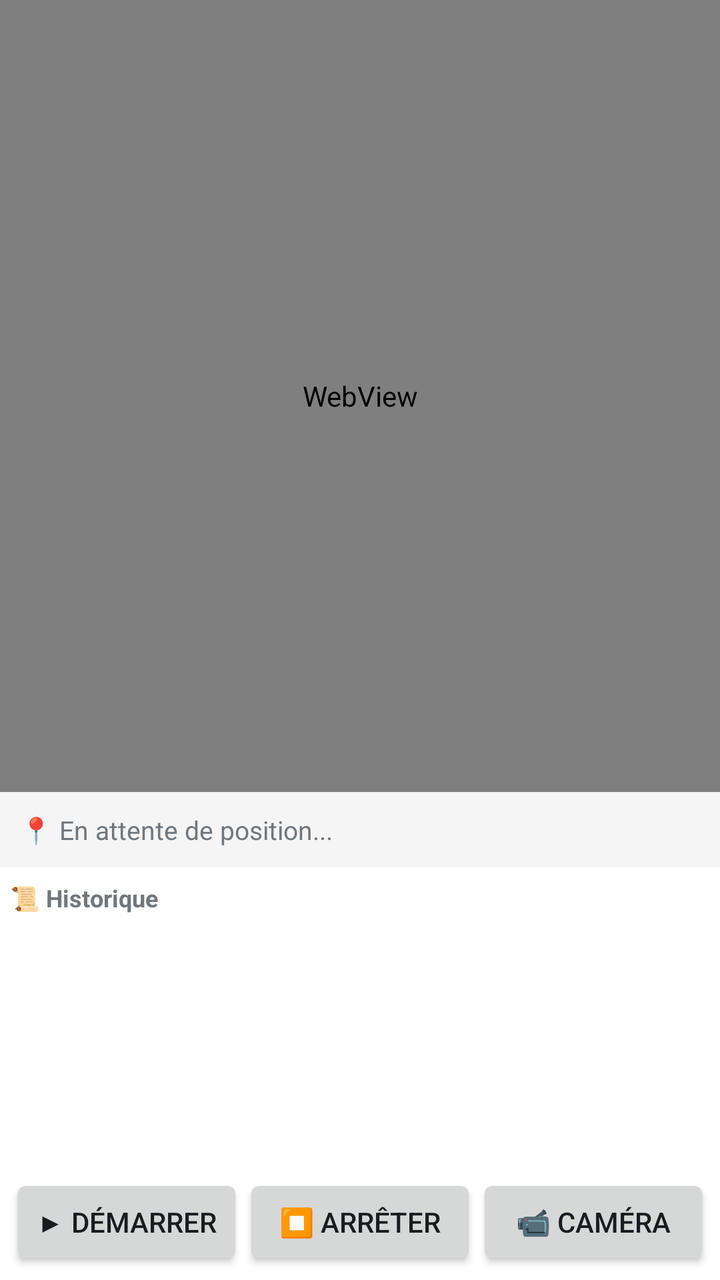
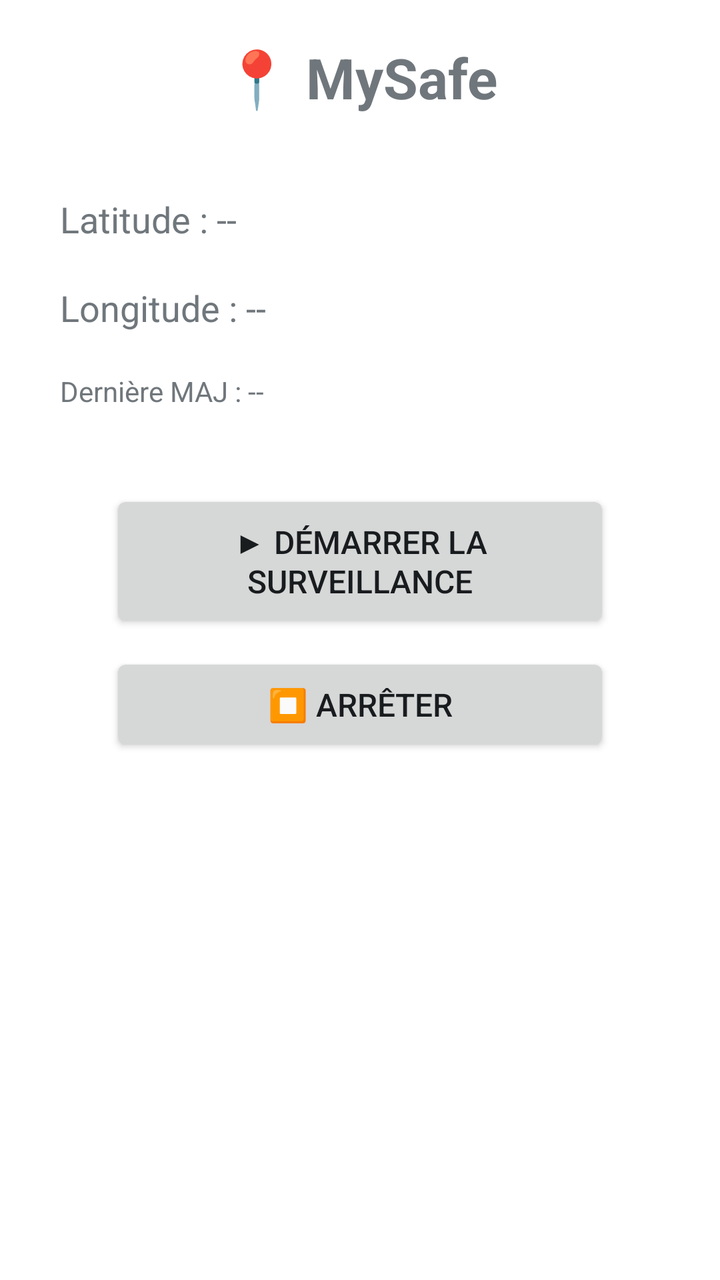

Screens rendered from an Android XML layout before and after an edit, with the pre-edit source and the edit as a unified diff.
<!-- AndroidManifest.xml: application theme android:Theme.DeviceDefault.Light -->
<!-- res/layout/activity_main.xml -->
<?xml version="1.0" encoding="utf-8"?>
<LinearLayout xmlns:android="http://schemas.android.com/apk/res/android"
    android:layout_width="match_parent"
    android:layout_height="match_parent"
    android:orientation="vertical"
    android:background="#FFFFFF">

    
    <WebView
        android:id="@+id/map_webview"
        android:layout_width="match_parent"
        android:layout_height="0dp"
        android:layout_weight="1"/>

    
    <TextView
        android:id="@+id/position_tv"
        android:layout_width="match_parent"
        android:layout_height="wrap_content"
        android:text="📍 En attente de position..."
        android:padding="10dp"
        android:textSize="13sp"
        android:background="#F5F5F5"/>

    
    <TextView
        android:layout_width="match_parent"
        android:layout_height="wrap_content"
        android:text="📜 Historique"
        android:textSize="12sp"
        android:textStyle="bold"
        android:padding="5dp"
        android:layout_marginTop="2dp"/>

    <ListView
        android:id="@+id/history_list"
        android:layout_width="match_parent"
        android:layout_height="120dp"/>

    
    <LinearLayout
        android:layout_width="match_parent"
        android:layout_height="wrap_content"
        android:orientation="horizontal"
        android:padding="5dp">

        <Button
            android:id="@+id/start_btn"
            android:layout_width="0dp"
            android:layout_height="wrap_content"
            android:layout_weight="1"
            android:text="▶ Démarrer"/>

        <Button
            android:id="@+id/stop_btn"
            android:layout_width="0dp"
            android:layout_height="wrap_content"
            android:layout_weight="1"
            android:text="⏹ Arrêter"/>

        <Button
            android:id="@+id/camera_btn"
            android:layout_width="0dp"
            android:layout_height="wrap_content"
            android:layout_weight="1"
            android:text="📹 Caméra"/>
    </LinearLayout>

</LinearLayout>
<!-- resources referenced by this layout -->
<resources>

</resources>

<!-- the commit's change to res/layout/activity_main.xml (unified diff, before → after) -->
@@ -3,67 +3,58 @@
     android:layout_width="match_parent"
     android:layout_height="match_parent"
     android:orientation="vertical"
-    android:background="#FFFFFF">
+    android:background="#FFFFFF"
+    android:padding="20dp"
+    android:gravity="center_horizontal">
 
-    
-    <WebView
-        android:id="@+id/map_webview"
-        android:layout_width="match_parent"
-        android:layout_height="0dp"
-        android:layout_weight="1"/>
+    <TextView
+        android:layout_width="wrap_content"
+        android:layout_height="wrap_content"
+        android:text="📍 MySafe"
+        android:textSize="28sp"
+        android:textStyle="bold"
+        android:layout_marginBottom="30dp"/>
 
-    
     <TextView
-        android:id="@+id/position_tv"
+        android:id="@+id/lat_tv"
         android:layout_width="match_parent"
         android:layout_height="wrap_content"
-        android:text="📍 En attente de position..."
-        android:padding="10dp"
-        android:textSize="13sp"
-        android:background="#F5F5F5"/>
+        android:text="Latitude : --"
+        android:textSize="18sp"
+        android:padding="10dp"/>
 
-    
     <TextView
+        android:id="@+id/lon_tv"
         android:layout_width="match_parent"
         android:layout_height="wrap_content"
-        android:text="📜 Historique"
-        android:textSize="12sp"
-        android:textStyle="bold"
-        android:padding="5dp"
-        android:layout_marginTop="2dp"/>
+        android:text="Longitude : --"
+        android:textSize="18sp"
+        android:padding="10dp"/>
 
-    <ListView
-        android:id="@+id/history_list"
-        android:layout_width="match_parent"
-        android:layout_height="120dp"/>
-
-    
-    <LinearLayout
+    <TextView
+        android:id="@+id/time_tv"
         android:layout_width="match_parent"
         android:layout_height="wrap_content"
-        android:orientation="horizontal"
-        android:padding="5dp">
+        android:text="Dernière MAJ : --"
+        android:textSize="14sp"
+        android:padding="10dp"/>
 
-        <Button
-            android:id="@+id/start_btn"
-            android:layout_width="0dp"
-            android:layout_height="wrap_content"
-            android:layout_weight="1"
-            android:text="▶ Démarrer"/>
+    <Button
+        android:id="@+id/start_btn"
+        android:layout_width="250dp"
+        android:layout_height="wrap_content"
+        android:text="▶ DÉMARRER LA SURVEILLANCE"
+        android:textSize="16sp"
+        android:padding="15dp"
+        android:layout_marginTop="30dp"/>
 
-        <Button
-            android:id="@+id/stop_btn"
-            android:layout_width="0dp"
-            android:layout_height="wrap_content"
-            android:layout_weight="1"
-            android:text="⏹ Arrêter"/>
-
-        <Button
-            android:id="@+id/camera_btn"
-            android:layout_width="0dp"
-            android:layout_height="wrap_content"
-            android:layout_weight="1"
-            android:text="📹 Caméra"/>
-    </LinearLayout>
+    <Button
+        android:id="@+id/stop_btn"
+        android:layout_width="250dp"
+        android:layout_height="wrap_content"
+        android:text="⏹ ARRÊTER"
+        android:textSize="16sp"
+        android:padding="15dp"
+        android:layout_marginTop="10dp"/>
 
 </LinearLayout>
